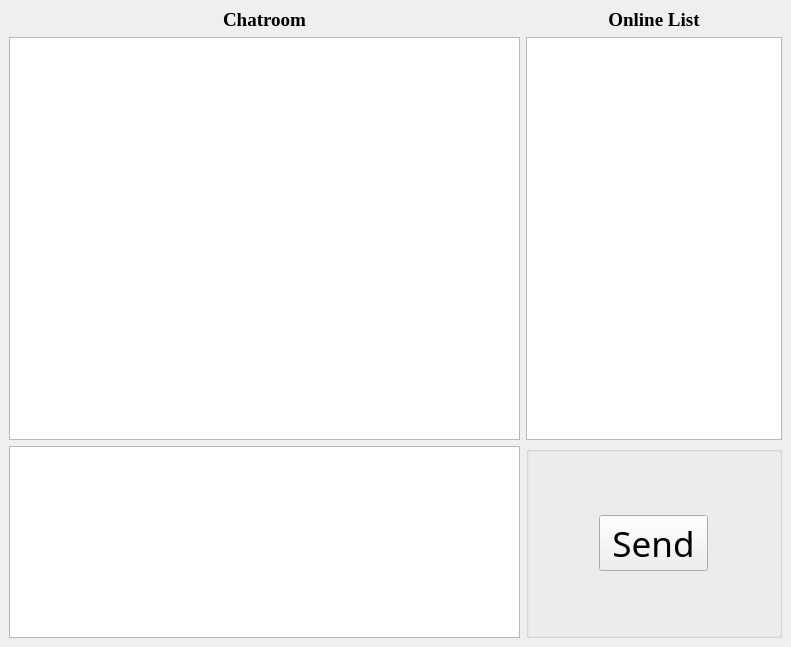
Qt form ClientGUI/maindialoginterface.ui (saxonsa/chatroom) before a commit.
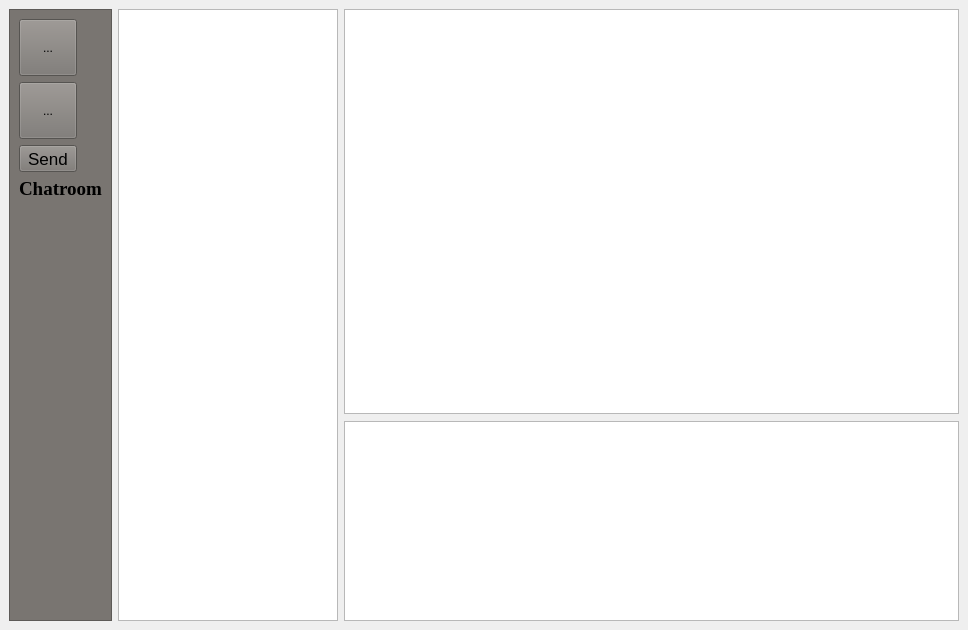
The same form after that commit.

The edit to the form file:
```diff
--- a/ClientGUI/maindialoginterface.ui
+++ b/ClientGUI/maindialoginterface.ui
@@ -6,10 +6,16 @@
    <rect>
     <x>0</x>
     <y>0</y>
-    <width>791</width>
-    <height>647</height>
+    <width>968</width>
+    <height>630</height>
    </rect>
   </property>
+  <property name="minimumSize">
+   <size>
+    <width>968</width>
+    <height>630</height>
+   </size>
+  </property>
   <property name="font">
    <font>
     <family>Adobe Devanagari</family>
@@ -21,26 +27,71 @@
    <string>Dialog</string>
   </property>
   <widget class="QWidget" name="centralwidget">
-   <layout class="QGridLayout" name="gridLayout_2">
-    <item row="2" column="3">
-     <widget class="QGroupBox" name="groupBox">
-      <property name="enabled">
-       <bool>true</bool>
-      </property>
+   <property name="minimumSize">
+    <size>
+     <width>916</width>
+     <height>619</height>
+    </size>
+   </property>
+   <property name="styleSheet">
+    <string notr="true"/>
+   </property>
+   <layout class="QHBoxLayout" name="horizontalLayout">
+    <item>
+     <widget class="QFrame" name="frame">
       <property name="sizePolicy">
-       <sizepolicy hsizetype="Preferred" vsizetype="Preferred">
+       <sizepolicy hsizetype="Fixed" vsizetype="Preferred">
         <horstretch>0</horstretch>
         <verstretch>0</verstretch>
        </sizepolicy>
       </property>
-      <property name="title">
-       <string notr="true"/>
+      <property name="styleSheet">
+       <string notr="true">background-color:rgb(121, 117, 113);</string>
       </property>
-      <property name="checkable">
-       <bool>false</bool>
+      <property name="frameShape">
+       <enum>QFrame::StyledPanel</enum>
       </property>
-      <layout class="QGridLayout" name="gridLayout">
+      <property name="frameShadow">
+       <enum>QFrame::Raised</enum>
+      </property>
+      <layout class="QFormLayout" name="formLayout">
        <item row="0" column="0">
+        <widget class="QToolButton" name="History">
+         <property name="layoutDirection">
+          <enum>Qt::LeftToRight</enum>
+         </property>
+         <property name="styleSheet">
+          <string notr="true">width:50px;height:50px;</string>
+         </property>
+         <property name="text">
+          <string>...</string>
+         </property>
+        </widget>
+       </item>
+       <item row="1" column="0">
+        <widget class="QToolButton" name="Logo">
+         <property name="styleSheet">
+          <string notr="true">width:50px;height:50px;</string>
+         </property>
+         <property name="text">
+          <string>...</string>
+         </property>
+        </widget>
+       </item>
+       <item row="4" column="0">
+        <spacer name="verticalSpacer">
+         <property name="orientation">
+          <enum>Qt::Vertical</enum>
+         </property>
+         <property name="sizeHint" stdset="0">
+          <size>
+           <width>20</width>
+           <height>40</height>
+          </size>
+         </property>
+        </spacer>
+       </item>
+       <item row="2" column="0">
         <widget class="QToolButton" name="Send">
          <property name="enabled">
           <bool>true</bool>
@@ -53,11 +104,14 @@
          </property>
          <property name="font">
           <font>
-           <pointsize>26</pointsize>
+           <pointsize>13</pointsize>
            <weight>50</weight>
            <bold>false</bold>
           </font>
          </property>
+         <property name="styleSheet">
+          <string notr="true"/>
+         </property>
          <property name="text">
           <string>Send</string>
          </property>
@@ -69,10 +123,7 @@
          </property>
         </widget>
        </item>
-      </layout>
-     </widget>
-    </item>
-    <item row="0" column="0">
+       <item row="3" column="0">
      <widget class="QLabel" name="label">
       <property name="palette">
        <palette>
@@ -80,9 +131,27 @@
          <colorrole role="Button">
           <brush brushstyle="SolidPattern">
            <color alpha="255">
-            <red>0</red>
-            <green>85</green>
-            <blue>127</blue>
+               <red>121</red>
+               <green>117</green>
+               <blue>113</blue>
+              </color>
+             </brush>
+            </colorrole>
+            <colorrole role="Base">
+             <brush brushstyle="SolidPattern">
+              <color alpha="255">
+               <red>121</red>
+               <green>117</green>
+               <blue>113</blue>
+              </color>
+             </brush>
+            </colorrole>
+            <colorrole role="Window">
+             <brush brushstyle="SolidPattern">
+              <color alpha="255">
+               <red>121</red>
+               <green>117</green>
+               <blue>113</blue>
            </color>
           </brush>
          </colorrole>
@@ -91,9 +160,27 @@
          <colorrole role="Button">
           <brush brushstyle="SolidPattern">
            <color alpha="255">
-            <red>0</red>
-            <green>85</green>
-            <blue>127</blue>
+               <red>121</red>
+               <green>117</green>
+               <blue>113</blue>
+              </color>
+             </brush>
+            </colorrole>
+            <colorrole role="Base">
+             <brush brushstyle="SolidPattern">
+              <color alpha="255">
+               <red>121</red>
+               <green>117</green>
+               <blue>113</blue>
+              </color>
+             </brush>
+            </colorrole>
+            <colorrole role="Window">
+             <brush brushstyle="SolidPattern">
+              <color alpha="255">
+               <red>121</red>
+               <green>117</green>
+               <blue>113</blue>
            </color>
           </brush>
          </colorrole>
@@ -102,9 +189,27 @@
          <colorrole role="Button">
           <brush brushstyle="SolidPattern">
            <color alpha="255">
-            <red>0</red>
-            <green>85</green>
-            <blue>127</blue>
+               <red>121</red>
+               <green>117</green>
+               <blue>113</blue>
+              </color>
+             </brush>
+            </colorrole>
+            <colorrole role="Base">
+             <brush brushstyle="SolidPattern">
+              <color alpha="255">
+               <red>121</red>
+               <green>117</green>
+               <blue>113</blue>
+              </color>
+             </brush>
+            </colorrole>
+            <colorrole role="Window">
+             <brush brushstyle="SolidPattern">
+              <color alpha="255">
+               <red>121</red>
+               <green>117</green>
+               <blue>113</blue>
            </color>
           </brush>
          </colorrole>
@@ -133,13 +238,76 @@
       </property>
      </widget>
     </item>
-    <item row="1" column="3">
+      </layout>
+     </widget>
+    </item>
+    <item>
+     <widget class="QWidget" name="widget_2" native="true">
+      <property name="sizePolicy">
+       <sizepolicy hsizetype="Preferred" vsizetype="Preferred">
+        <horstretch>0</horstretch>
+        <verstretch>0</verstretch>
+       </sizepolicy>
+      </property>
+      <layout class="QHBoxLayout" name="horizontalLayout_2">
+       <property name="spacing">
+        <number>6</number>
+       </property>
+       <property name="sizeConstraint">
+        <enum>QLayout::SetDefaultConstraint</enum>
+       </property>
+       <property name="leftMargin">
+        <number>0</number>
+       </property>
+       <property name="topMargin">
+        <number>0</number>
+       </property>
+       <property name="rightMargin">
+        <number>0</number>
+       </property>
+       <property name="bottomMargin">
+        <number>0</number>
+       </property>
+       <item>
+        <widget class="QWidget" name="widget" native="true">
+         <property name="sizePolicy">
+          <sizepolicy hsizetype="Fixed" vsizetype="Preferred">
+           <horstretch>0</horstretch>
+           <verstretch>0</verstretch>
+          </sizepolicy>
+         </property>
+         <property name="minimumSize">
+          <size>
+           <width>220</width>
+           <height>0</height>
+          </size>
+         </property>
+         <property name="maximumSize">
+          <size>
+           <width>220</width>
+           <height>16777215</height>
+          </size>
+         </property>
+         <layout class="QHBoxLayout" name="horizontalLayout_3">
+          <property name="leftMargin">
+           <number>0</number>
+          </property>
+          <property name="topMargin">
+           <number>0</number>
+          </property>
+          <property name="rightMargin">
+           <number>0</number>
+          </property>
+          <property name="bottomMargin">
+           <number>0</number>
+          </property>
+          <item>
      <widget class="QListWidget" name="onlineList">
       <property name="enabled">
        <bool>true</bool>
       </property>
       <property name="sizePolicy">
-       <sizepolicy hsizetype="Fixed" vsizetype="Expanding">
+             <sizepolicy hsizetype="Fixed" vsizetype="Preferred">
         <horstretch>0</horstretch>
         <verstretch>0</verstretch>
        </sizepolicy>
@@ -154,44 +322,56 @@
       </property>
      </widget>
     </item>
-    <item row="0" column="3">
-     <widget class="QLabel" name="OnlineListLabel">
-      <property name="font">
-       <font>
-        <family>Times New Roman</family>
-        <pointsize>14</pointsize>
-        <weight>75</weight>
-        <bold>true</bold>
-       </font>
-      </property>
-      <property name="cursor">
-       <cursorShape>ArrowCursor</cursorShape>
-      </property>
-      <property name="mouseTracking">
-       <bool>true</bool>
-      </property>
-      <property name="lineWidth">
-       <number>1</number>
-      </property>
-      <property name="text">
-       <string>Online List</string>
-      </property>
-      <property name="textFormat">
-       <enum>Qt::AutoText</enum>
-      </property>
-      <property name="alignment">
-       <set>Qt::AlignCenter</set>
-      </property>
-      <property name="margin">
-       <number>5</number>
-      </property>
-      <property name="indent">
-       <number>0</number>
-      </property>
-     </widget>
-    </item>
-    <item row="1" column="0">
+         </layout>
+        </widget>
+       </item>
+       <item>
+        <widget class="QWidget" name="widget_3" native="true">
+         <property name="sizePolicy">
+          <sizepolicy hsizetype="Preferred" vsizetype="Preferred">
+           <horstretch>0</horstretch>
+           <verstretch>0</verstretch>
+          </sizepolicy>
+         </property>
+         <property name="minimumSize">
+          <size>
+           <width>300</width>
+           <height>0</height>
+          </size>
+         </property>
+         <layout class="QVBoxLayout" name="verticalLayout" stretch="6,4">
+          <property name="spacing">
+           <number>7</number>
+          </property>
+          <property name="sizeConstraint">
+           <enum>QLayout::SetDefaultConstraint</enum>
+          </property>
+          <property name="leftMargin">
+           <number>0</number>
+          </property>
+          <property name="topMargin">
+           <number>0</number>
+          </property>
+          <property name="rightMargin">
+           <number>0</number>
+          </property>
+          <property name="bottomMargin">
+           <number>0</number>
+          </property>
+          <item>
      <widget class="QTextBrowser" name="historyBrowser">
+            <property name="sizePolicy">
+             <sizepolicy hsizetype="Preferred" vsizetype="Preferred">
+              <horstretch>0</horstretch>
+              <verstretch>0</verstretch>
+             </sizepolicy>
+            </property>
+            <property name="minimumSize">
+             <size>
+              <width>500</width>
+              <height>0</height>
+             </size>
+            </property>
       <property name="font">
        <font>
         <family>Arial</family>
@@ -202,14 +382,26 @@
       </property>
      </widget>
     </item>
-    <item row="2" column="0">
+          <item>
      <widget class="QTextEdit" name="textEditor">
       <property name="sizePolicy">
-       <sizepolicy hsizetype="Expanding" vsizetype="Fixed">
+             <sizepolicy hsizetype="Preferred" vsizetype="Preferred">
         <horstretch>0</horstretch>
         <verstretch>0</verstretch>
        </sizepolicy>
       </property>
+            <property name="minimumSize">
+             <size>
+              <width>500</width>
+              <height>100</height>
+             </size>
+            </property>
+            <property name="maximumSize">
+             <size>
+              <width>16777215</width>
+              <height>200</height>
+             </size>
+            </property>
       <property name="font">
        <font>
         <family>Arial</family>
@@ -218,6 +410,15 @@
         <bold>false</bold>
        </font>
       </property>
+            <property name="styleSheet">
+             <string notr="true"/>
+            </property>
+           </widget>
+          </item>
+         </layout>
+        </widget>
+       </item>
+      </layout>
      </widget>
     </item>
    </layout>
```
Lines whose indentation alone changed are shown as unchanged.
